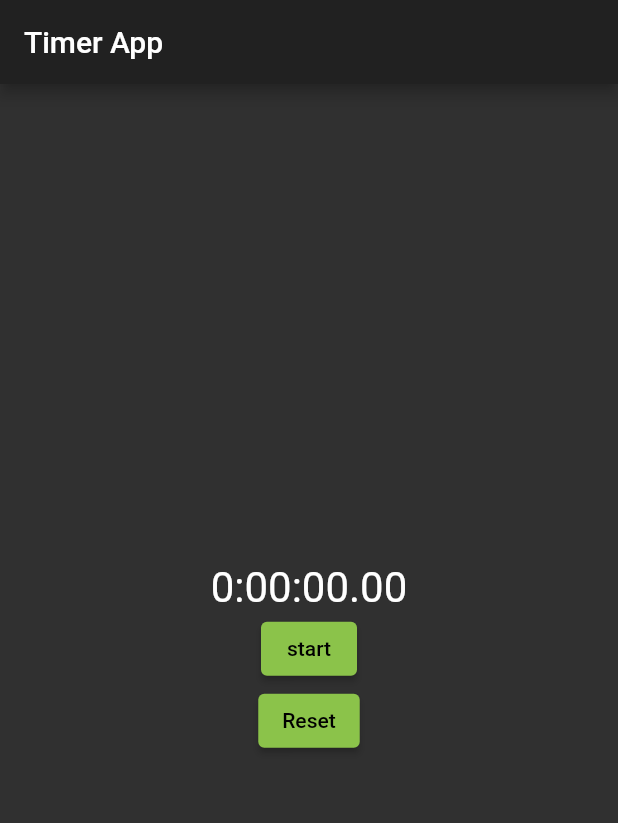
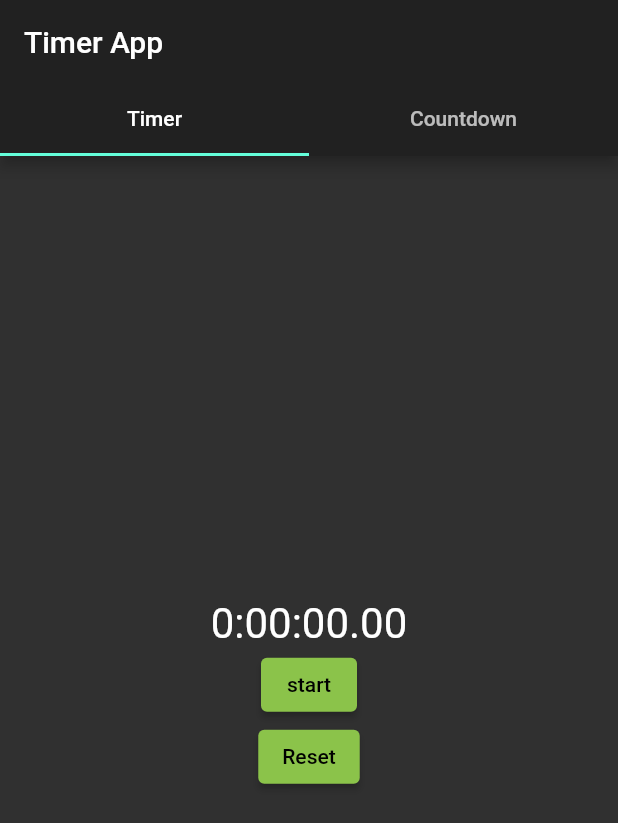
Before and after one commit to soikkea/timer_app, a Flutter app: the screen it shows after launch, on a phone screen of 412 x 824 dp. Shown: the top 823 px of the screen. Run offline on Flutter 3.47's test engine with Material 2 defaults, Android fonts, the phone set to English and light mode, and no system bars.

Commit message:
Add tabs

```diff
--- a/lib/homepage.dart
+++ b/lib/homepage.dart
@@ -10,10 +10,26 @@ class HomePage extends StatelessWidget {
 
   @override
   Widget build(BuildContext context) {
-    return Scaffold(
-        appBar: AppBar(
-          title: Text(title),
-        ),
-        body: Center(child: TimerWidget()));
+    return DefaultTabController(
+        length: 2,
+        child: Scaffold(
+            appBar: AppBar(
+              title: Text(title),
+              bottom: const TabBar(tabs: [
+                Tab(
+                  text: "Timer",
+                ),
+                Tab(
+                  text: "Countdown",
+                )
+              ]),
+            ),
+            body: TabBarView(children: [_timerTab(), _countdownTab()])));
   }
+
+  Center _timerTab() => Center(child: TimerWidget());
+
+  Widget _countdownTab() => Center(
+        child: Text("TODO"),
+      );
 }
```
